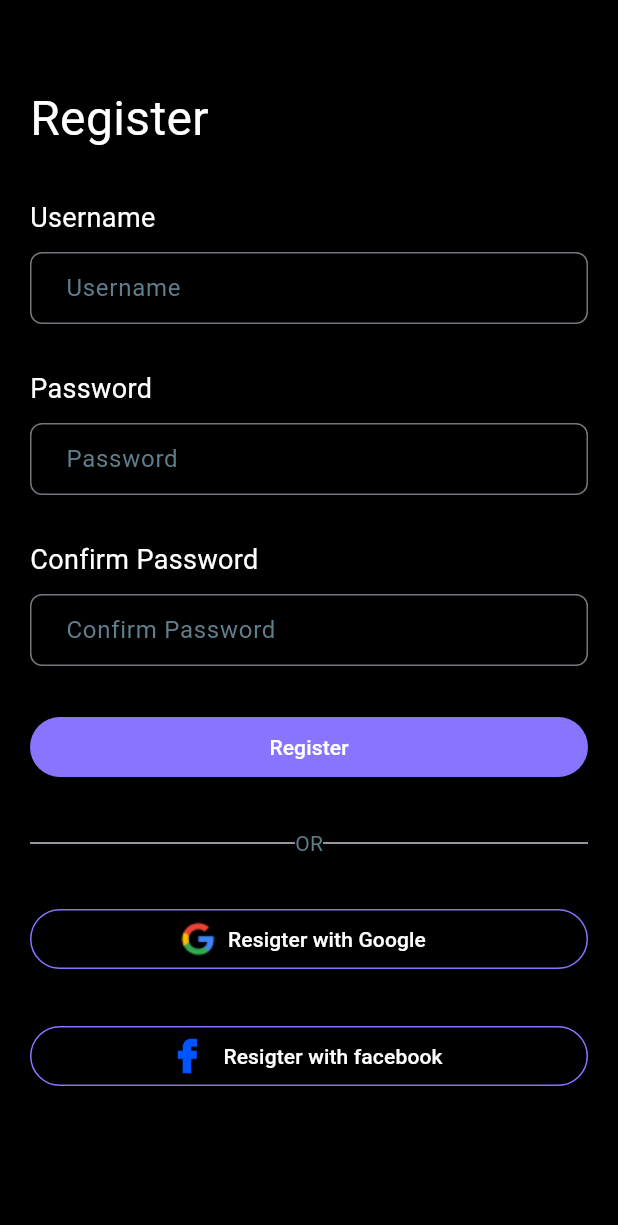
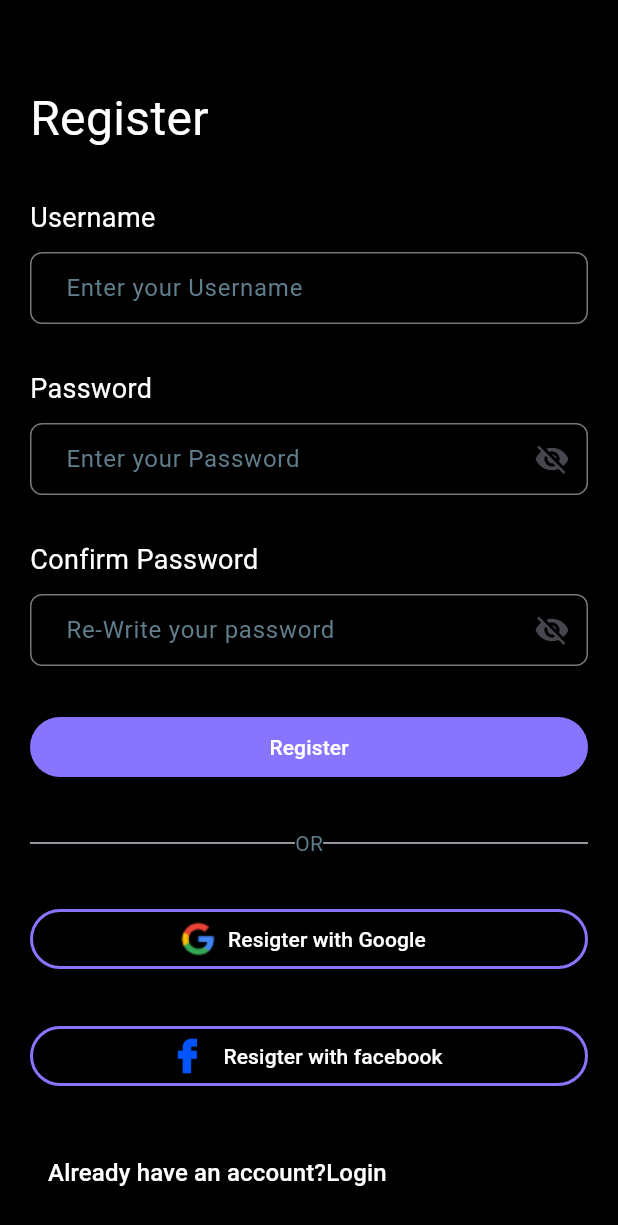
Before and after one commit to roychandu/to_do_list_provider, a Flutter app: the screen it shows after launch, on a phone screen of 412 x 824 dp. Shown: the top 1225 px of the screen. Run offline on Flutter 3.47's test engine with Material 3 defaults, Android fonts, the light colour scheme and no system bars; our stand-ins replace font_awesome_flutter, smooth_page_indicator.

Commit message:
add visibility featuen using provider ValueNotifier

```diff
--- a/lib/common_widgets/Custom_button.dart
+++ b/lib/common_widgets/Custom_button.dart
@@ -63,7 +63,7 @@ class CustomOutlinedButton extends StatelessWidget {
       label: Text(text, style: TextStyle(color: Colors.white)),
       icon: image,
       style: OutlinedButton.styleFrom(
-        side: BorderSide(color: Color(0xff8875FF)),
+        side: BorderSide(color: Color(0xff8875FF), width: 2),
       ),
     );
   }
--- a/lib/common_widgets/Input_text.dart
+++ b/lib/common_widgets/Input_text.dart
@@ -2,7 +2,13 @@ import 'package:flutter/material.dart';
 
 class CustomInputText extends StatelessWidget {
   String text, hint;
-  CustomInputText({super.key, required this.text, required this.hint});
+  TextEditingController controller = TextEditingController();
+  CustomInputText({
+    super.key,
+    required this.text,
+    required this.hint,
+    required this.controller,
+  });
 
   @override
   Widget build(BuildContext context) {
@@ -13,9 +19,10 @@ class CustomInputText extends StatelessWidget {
         SizedBox(height: 10),
         TextField(
           style: TextStyle(color: Colors.white),
+          controller: controller,
           decoration: InputDecoration(
             border: OutlineInputBorder(borderRadius: BorderRadius.circular(8)),
-            labelText: text,
+            labelText: hint,
             labelStyle: TextStyle(color: Colors.blueGrey, fontSize: 16),
             contentPadding: EdgeInsets.only(left: 20),
           ),
@@ -24,3 +31,50 @@ class CustomInputText extends StatelessWidget {
     );
   }
 }
+
+class CustomInputTextWithVisiable extends StatelessWidget {
+  String text, hint;
+  TextEditingController controller;
+  CustomInputTextWithVisiable({
+    super.key,
+    required this.text,
+    required this.hint,
+    required this.controller,
+  });
+
+  @override
+  Widget build(BuildContext context) {
+    ValueNotifier<bool> toggleVisiable = ValueNotifier(false);
+    return Column(
+      crossAxisAlignment: CrossAxisAlignment.start,
+      children: [
+        Text(text, style: TextStyle(color: Colors.white, fontSize: 18)),
+        SizedBox(height: 10),
+        ValueListenableBuilder(
+          valueListenable: toggleVisiable,
+          builder: (context, value, child) {
+            return TextField(
+              obscureText: !value,
+              controller: controller,
+              style: TextStyle(color: Colors.white),
+              decoration: InputDecoration(
+                suffixIcon: GestureDetector(
+                  onTap: () {
+                    toggleVisiable.value = !toggleVisiable.value;
+                  },
+                  child: Icon(value ? Icons.visibility : Icons.visibility_off),
+                ),
+                border: OutlineInputBorder(
+                  borderRadius: BorderRadius.circular(8),
+                ),
+                labelText: hint,
+                labelStyle: TextStyle(color: Colors.blueGrey, fontSize: 16),
+                contentPadding: EdgeInsets.only(left: 20),
+              ),
+            );
+          },
+        ),
+      ],
+    );
+  }
+}
--- a/lib/screens/login_screens/register_screen.dart
+++ b/lib/screens/login_screens/register_screen.dart
@@ -12,6 +12,9 @@ class RegisterScreen extends StatefulWidget {
 }
 
 class _RegisterScreenState extends State<RegisterScreen> {
+  TextEditingController passwordText = TextEditingController();
+  TextEditingController confirmPasswordText = TextEditingController();
+  TextEditingController UsernamedText = TextEditingController();
   @override
   Widget build(BuildContext context) {
     return SafeArea(
@@ -30,11 +33,20 @@ class _RegisterScreenState extends State<RegisterScreen> {
                 'Register',
                 style: TextStyle(color: Colors.white, fontSize: 32),
               ),
-              CustomInputText(text: 'Username', hint: 'Enter your Username'),
-              CustomInputText(text: 'Password', hint: 'Enter your Password'),
               CustomInputText(
+                text: 'Username',
+                hint: 'Enter your Username',
+                controller: UsernamedText,
+              ),
+              CustomInputTextWithVisiable(
+                text: 'Password',
+                hint: 'Enter your Password',
+                controller: passwordText,
+              ),
+              CustomInputTextWithVisiable(
                 text: 'Confirm Password',
                 hint: 'Re-Write your password',
+                controller: confirmPasswordText,
               ),
               SizedBox(
                 width: double.infinity,
@@ -61,6 +73,10 @@ class _RegisterScreenState extends State<RegisterScreen> {
                   ),
                 ),
               ),
+              CustomTextButton(
+                text: 'Already have an account?Login',
+                onPressed: () {},
+              ),
             ],
           ),
         ),
```
